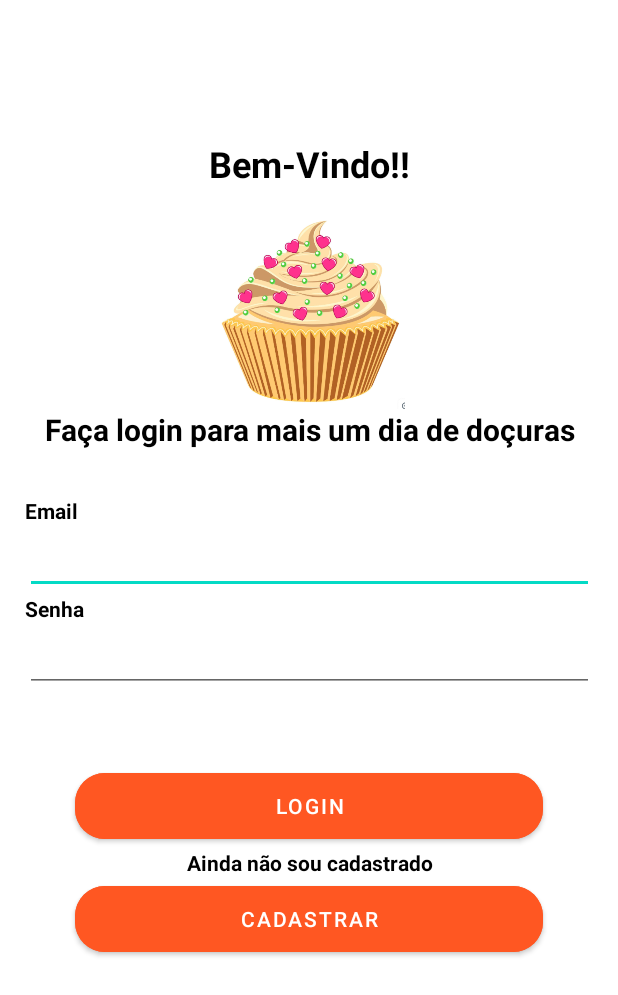
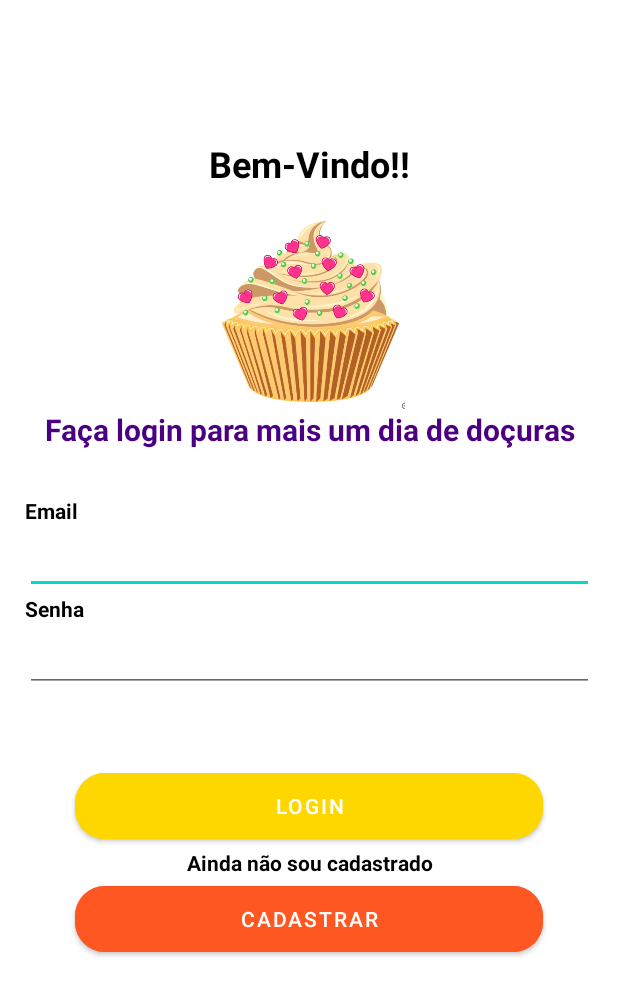
Before and after one commit to MxMathe/ProjetoAppVendas, an Android app: the screen it shows after launch (MainActivity), on a phone screen of 412 x 824 dp. Shown: the top 995 px of the screen. Run offline under Robolectric (Android 15) with nearby library versions, the phone set to English and light mode, and no system bars; our stand-ins replace Firebase (no records; nobody signed in at launch, a user with empty details on screens opened directly).

Commit message:
Update activity_main.xml
Mudança de cores

```diff
--- a/app/src/main/res/layout/activity_main.xml
+++ b/app/src/main/res/layout/activity_main.xml
@@ -41,7 +41,7 @@
             android:layout_height="58dp"
             android:text="Faça login para mais um dia de doçuras"
             android:textAlignment="center"
-            android:textColor="#000000"
+            android:textColor="#4B0082"
             android:textSize="20sp"
             android:textStyle="bold" />
 
@@ -88,7 +88,7 @@
             android:layout_width="312dp"
             android:layout_height="56dp"
             android:layout_gravity="center"
-            android:backgroundTint="#FF5722"
+            android:backgroundTint="#FFD700"
             android:backgroundTintMode="add"
             android:text="@string/login"
             app:cornerRadius="20dp" />
```
